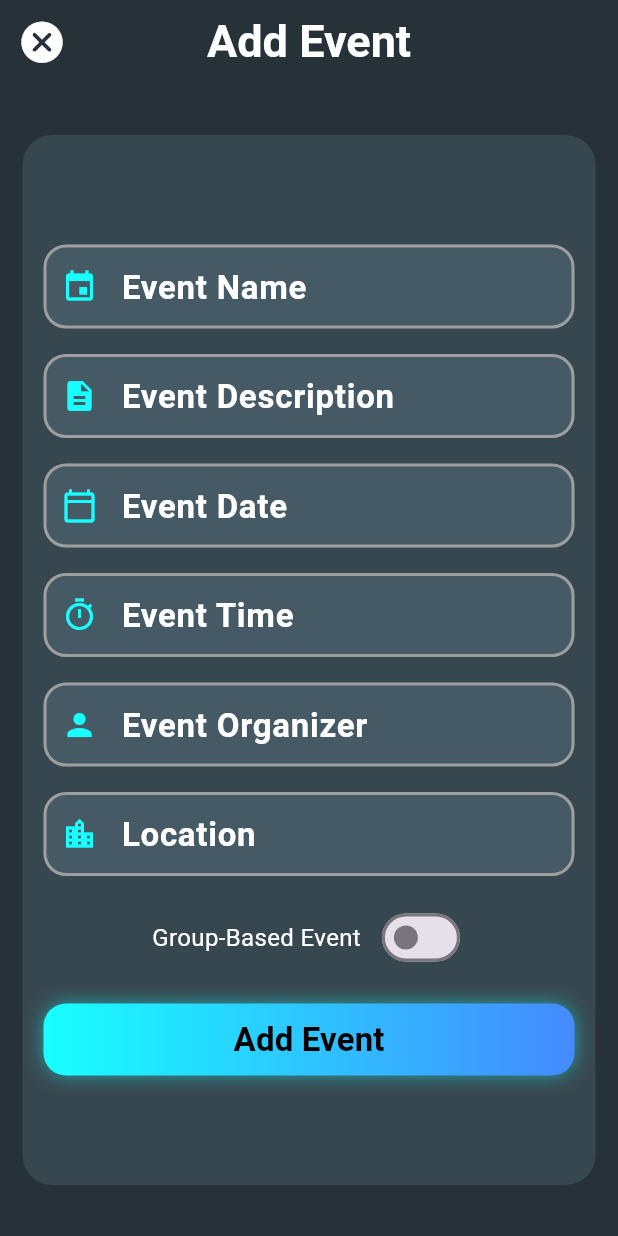
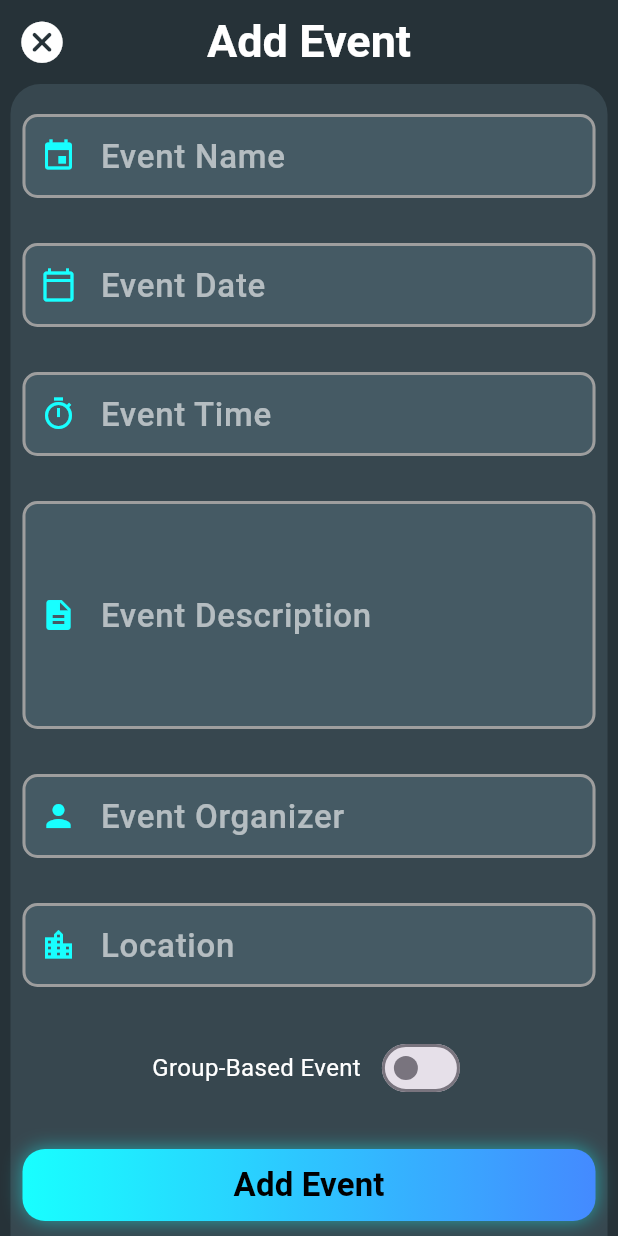
Before and after one commit to AvezChadchan/event_scheduler, a Flutter app: the AdminDashboard screen opened directly, after a tap on the "add" icon, on a phone screen of 412 x 824 dp. Run offline on Flutter 3.47's test engine with Material 3 defaults, Android fonts, the phone set to English and light mode, and no system bars; our stand-ins replace sqflite; accounts and stored records are empty.

Commit message:
refactor: Update event card and creation UI

```diff
--- a/lib/components/inputfield.dart
+++ b/lib/components/inputfield.dart
@@ -6,27 +6,29 @@ Widget buildInputField(
   TextEditingController controller, {
   String? Function(String?)? validator,
   bool isPassword = false,
+      int maxLines = 1,
 }) {
   return TextFormField(
     controller: controller,
     obscureText: isPassword,
+    maxLines: maxLines,
     style: const TextStyle(color: Colors.white),
     decoration: InputDecoration(
       prefixIcon: Icon(icon, color: Colors.cyanAccent),
       labelText: hint,
       labelStyle: const TextStyle(
-        color: Colors.white,
+        color: Colors.white60,
         fontSize: 22,
-        fontWeight: FontWeight.bold,
+        fontWeight: FontWeight.w500,
       ),
       filled: true,
       fillColor: Colors.blueGrey.shade700,
       focusedBorder: OutlineInputBorder(
-        borderRadius: BorderRadius.circular(15),
+        borderRadius: BorderRadius.circular(10),
         borderSide: const BorderSide(width: 3, color: Colors.cyan),
       ),
       enabledBorder: OutlineInputBorder(
-        borderRadius: BorderRadius.circular(15),
+        borderRadius: BorderRadius.circular(10),
         borderSide: const BorderSide(width: 2, color: Colors.grey),
       ),
       errorBorder: OutlineInputBorder(
--- a/lib/screens/admin_dashboard.dart
+++ b/lib/screens/admin_dashboard.dart
@@ -130,14 +130,9 @@ class _AdminDashboardState extends State<AdminDashboard> {
                 onRefresh: _fetchEvents,
                 child: Container(
                   color: Colors.blueGrey.shade900,
-                  child: GridView.builder(
+                  child:
+                 ListView.builder(
                     padding: EdgeInsets.all(16),
-                    gridDelegate: SliverGridDelegateWithFixedCrossAxisCount(
-                      crossAxisCount: 2,
-                      crossAxisSpacing: 10,
-                      mainAxisSpacing: 10,
-                      childAspectRatio: 0.75,
-                    ),
                     itemCount: _events.length,
                     itemBuilder: (context, index) {
                       final event = _events[index];
--- a/lib/screens/event_create.dart
+++ b/lib/screens/event_create.dart
@@ -134,9 +134,9 @@ class _EventCreateState extends State<EventCreate> {
         child: Center(
           child: SingleChildScrollView(
             child: Container(
-              height: 700, // Increased height to accommodate new field
-              padding: const EdgeInsets.all(14),
-              margin: const EdgeInsets.symmetric(horizontal: 15),
+              height: 800, // Increased height to accommodate new field
+              padding:  EdgeInsets.only(top:20, left: 8, right: 8),
+              margin:  EdgeInsets.symmetric(horizontal: 7),
               decoration: BoxDecoration(
                 color: Colors.blueGrey.shade800,
                 borderRadius: BorderRadius.circular(20),
@@ -144,7 +144,7 @@ class _EventCreateState extends State<EventCreate> {
               child: Form(
                 key: _formKey,
                 child: Column(
-                  mainAxisAlignment: MainAxisAlignment.center,
+                  // mainAxisAlignment: MainAxisAlignment.center,
                   children: [
                     buildInputField(
                       Icons.event,
@@ -157,13 +157,8 @@ class _EventCreateState extends State<EventCreate> {
                         return null;
                       },
                     ),
-                    const SizedBox(height: 17),
-                    buildInputField(
-                      Icons.description,
-                      "Event Description",
-                      event_description_controller,
-                    ),
-                    const SizedBox(height: 17),
+                    const SizedBox(height: 30),
+
                     GestureDetector(
                       onTap: () => _pickDate(context),
                       child: AbsorbPointer(
@@ -180,7 +175,7 @@ class _EventCreateState extends State<EventCreate> {
                         ),
                       ),
                     ),
-                    const SizedBox(height: 17),
+                    const SizedBox(height: 30),
                     GestureDetector(
                       onTap: () => _pickTime(context),
                       child: AbsorbPointer(
@@ -197,7 +192,14 @@ class _EventCreateState extends State<EventCreate> {
                         ),
                       ),
                     ),
-                    const SizedBox(height: 17),
+                    const SizedBox(height: 30),
+                    buildInputField(
+                      Icons.description,
+                      "Event Description",
+                      event_description_controller,
+                      maxLines: 5
+                    ),
+                    const SizedBox(height: 30),
                     buildInputField(
                       Icons.person,
                       "Event Organizer",
@@ -209,7 +211,7 @@ class _EventCreateState extends State<EventCreate> {
                         return null;
                       },
                     ),
-                    const SizedBox(height: 17),
+                    const SizedBox(height: 30),
                     buildInputField(
                       Icons.location_city,
                       "Location",
@@ -221,15 +223,15 @@ class _EventCreateState extends State<EventCreate> {
                         return null;
                       },
                     ),
-                    const SizedBox(height: 17),
+                    const SizedBox(height: 30),
                     Row(
                       mainAxisAlignment: MainAxisAlignment.center,
                       children: [
-                        const Text(
+                         Text(
                           "Group-Based Event",
                           style: TextStyle(color: Colors.white, fontSize: 16),
                         ),
-                        const SizedBox(width: 10),
+                         SizedBox(width: 10),
                         Switch(
                           value: _isGroupBased,
                           onChanged: (value) {
@@ -252,7 +254,7 @@ class _EventCreateState extends State<EventCreate> {
                           ),
                         ),
                       ),
-                    const SizedBox(height: 20),
+                    const SizedBox(height: 30),
                     _isLoading
                         ? const CircularProgressIndicator(color: Colors.white)
                         : neonButton("Add Event", _saveEvent),
```
Also changed, not shown: lib/widgets/eventcard.dart (+29 -13 lines).
